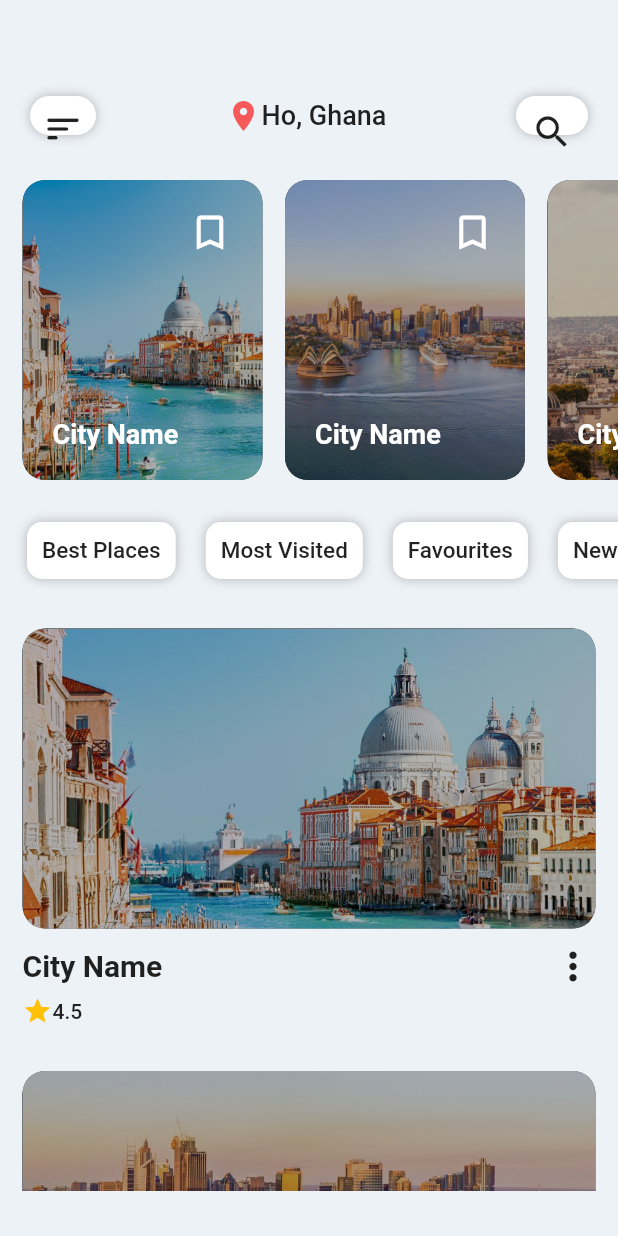
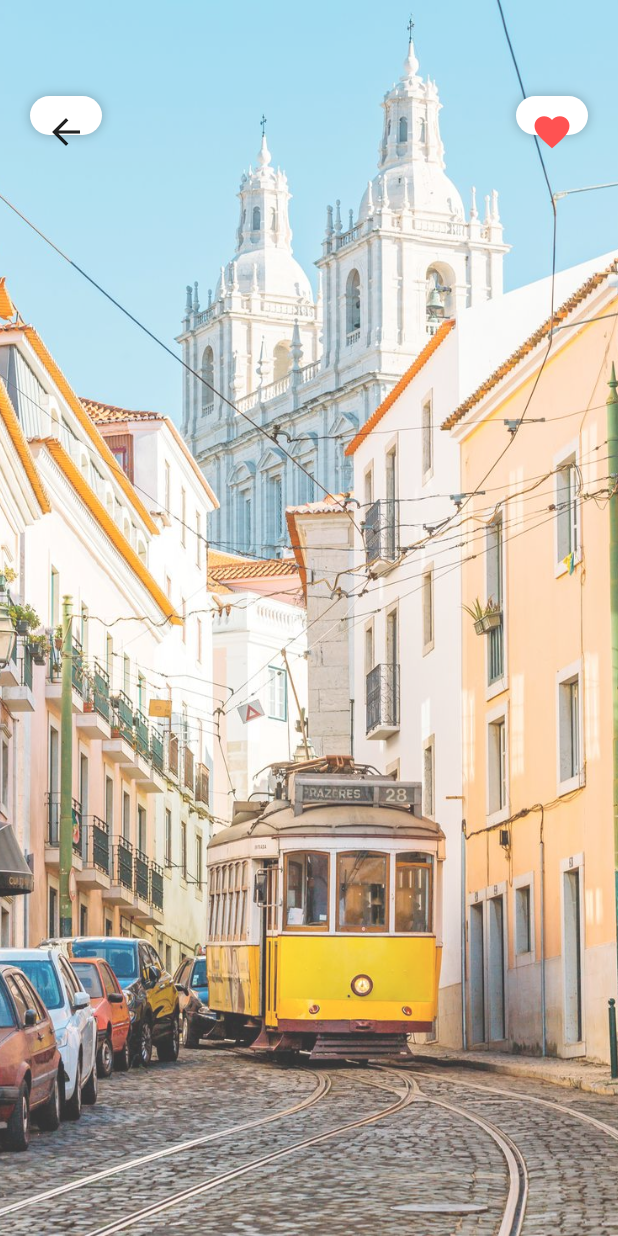
Before and after one commit to SethMegbetor/flutter-travel-app-ui, a Flutter app: the HomePage screen opened directly, after a tap on "City Name", on a phone screen of 412 x 824 dp. Run offline on Flutter 3.47's test engine with Material 2 defaults, Android fonts, the phone set to English and light mode, and no system bars; our stand-ins replace curved_navigation_bar.

Commit message:
working on individual post screen

```diff
--- a/lib/screens/home_screen.dart
+++ b/lib/screens/home_screen.dart
@@ -1,5 +1,8 @@
 import 'package:flutter/material.dart';
+import 'package:travel_app_ui/screens/post_screens.dart';
 import 'package:travel_app_ui/widgets/home_app_bar.dart';
+
+import '../widgets/home_bottom_bar.dart';
 
 class HomePage extends StatelessWidget {
   // const HomePage({super.key});
@@ -37,7 +40,13 @@ class HomePage extends StatelessWidget {
                             shrinkWrap: true,
                             itemBuilder: (BuildContext context, int index) {
                               return InkWell(
-                                onTap: () {},
+                                onTap: () {
+                                  Navigator.push(
+                                      context,
+                                      MaterialPageRoute(
+                                        builder: (context) => PostScreen(),
+                                      ));
+                                },
                                 child: Container(
                                   width: 160,
                                   padding: EdgeInsets.all(20),
@@ -127,7 +136,13 @@ class HomePage extends StatelessWidget {
                         child: Column(
                           children: [
                             InkWell(
-                              onTap: () {},
+                              onTap: () {
+                                Navigator.push(
+                                    context,
+                                    MaterialPageRoute(
+                                      builder: (context) => PostScreen(),
+                                    ));
+                              },
                               child: Container(
                                 height: 200,
                                 decoration: BoxDecoration(
@@ -187,7 +202,7 @@ class HomePage extends StatelessWidget {
           ),
         ),
       ),
-    // bottomNavigationBar: ,
+      bottomNavigationBar: HomeBottomBar(),
     );
   }
 }
--- /dev/null
+++ b/lib/screens/post_screens.dart
@@ -0,0 +1,31 @@
+import 'package:flutter/material.dart';
+import 'package:flutter/src/widgets/framework.dart';
+import 'package:flutter/src/widgets/placeholder.dart';
+
+import '../widgets/post_app_bar.dart';
+import '../widgets/post_bottom_bar.dart';
+
+class PostScreen extends StatelessWidget {
+  const PostScreen({super.key});
+
+  @override
+  Widget build(BuildContext context) {
+    return Container(
+      decoration: BoxDecoration(
+        image: DecorationImage(
+          image: AssetImage("images/city6.jpg"),
+          fit: BoxFit.cover,
+          opacity: 0.8,
+        ),
+      ),
+      child: Scaffold(
+        backgroundColor: Colors.transparent,
+        appBar: PreferredSize(
+          preferredSize: Size.fromHeight(90),
+          child: PostAppBar(),
+        ),
+        bottomNavigationBar: PostBottomBar(),
+      ),
+    );
+  }
+}
--- /dev/null
+++ b/lib/widgets/home_bottom_bar.dart
@@ -0,0 +1,21 @@
+import 'package:curved_navigation_bar/curved_navigation_bar.dart';
+import 'package:flutter/material.dart';
+
+class HomeBottomBar extends StatelessWidget {
+  const HomeBottomBar({super.key});
+
+  @override
+  Widget build(BuildContext context) {
+    return CurvedNavigationBar(
+      backgroundColor: Colors.transparent,
+      index: 2,
+      items: [
+        Icon(Icons.person_outline, size: 30),
+        Icon(Icons.favorite_outline, size: 30),
+        Icon(Icons.home, size: 30, color: Colors.redAccent),
+        Icon(Icons.location_on_outlined, size: 30),
+        Icon(Icons.list, size: 30),
+      ],
+    );
+  }
+}
--- /dev/null
+++ b/lib/widgets/post_app_bar.dart
@@ -0,0 +1,59 @@
+import 'package:flutter/material.dart';
+import 'package:flutter/src/widgets/framework.dart';
+import 'package:flutter/src/widgets/placeholder.dart';
+
+class PostAppBar extends StatelessWidget {
+  const PostAppBar({super.key});
+
+  @override
+  Widget build(BuildContext context) {
+    return Padding(
+      padding: EdgeInsets.only(top: 64, left: 20, right: 20),
+      child: Row(
+        mainAxisAlignment: MainAxisAlignment.spaceBetween,
+        children: [
+          InkWell(
+            onTap: () {
+              Navigator.pop(context);
+            },
+            child: Container(
+              padding: EdgeInsets.all(10),
+              decoration: BoxDecoration(
+                color: Colors.white,
+                borderRadius: BorderRadius.circular(15),
+                boxShadow: [
+                  BoxShadow(
+                    color: Colors.black26,
+                    blurRadius: 6,
+                  ),
+                ],
+              ),
+              child: Icon(
+                Icons.arrow_back,
+                size: 28,
+              ),
+            ),
+          ),
+          InkWell(
+            onTap: () {},
+            child: Container(
+              padding: EdgeInsets.all(10),
+              decoration: BoxDecoration(
+                color: Colors.white,
+                borderRadius: BorderRadius.circular(15),
+                boxShadow: [
+                  BoxShadow(color: Colors.black26, blurRadius: 6),
+                ],
+              ),
+              child: Icon(
+                Icons.favorite,
+                color: Colors.redAccent,
+                size: 28,
+              ),
+            ),
+          ),
+        ],
+      ),
+    );
+  }
+}
--- /dev/null
+++ b/lib/widgets/post_bottom_bar.dart
@@ -0,0 +1,12 @@
+import 'package:flutter/material.dart';
+import 'package:flutter/src/widgets/framework.dart';
+import 'package:flutter/src/widgets/placeholder.dart';
+
+class PostBottomBar extends StatelessWidget {
+  const PostBottomBar({super.key});
+
+  @override
+  Widget build(BuildContext context) {
+    return Container();
+  }
+}
--- a/pubspec.yaml
+++ b/pubspec.yaml
@@ -34,6 +34,7 @@ dependencies:
   # The following adds the Cupertino Icons font to your application.
   # Use with the CupertinoIcons class for iOS style icons.
   cupertino_icons: ^1.0.2
+  curved_navigation_bar: ^1.0.3
 
 dev_dependencies:
   flutter_test:
```
Also changed, not shown: pubspec.lock.
